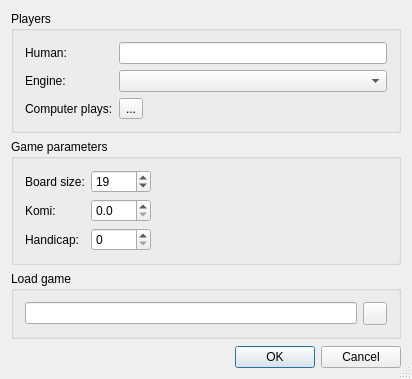
First picture: the form in src/newaigamedlg_gui.ui, repository bernds/q5Go, before the edit.
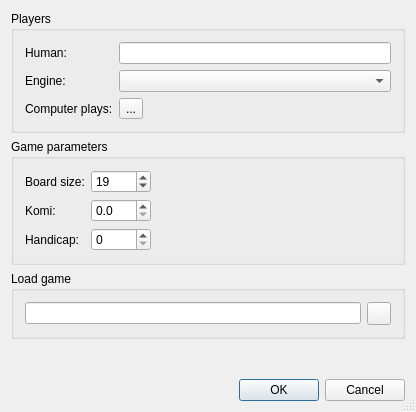
Second picture: the form after the edit. Icons and pictures are not drawn. Custom widgets are drawn as their Qt base class.

```diff
--- a/src/newaigamedlg_gui.ui
+++ b/src/newaigamedlg_gui.ui
@@ -5,6 +5,14 @@
   <property name="enabled">
    <bool>true</bool>
   </property>
+  <property name="geometry">
+   <rect>
+    <x>0</x>
+    <y>0</y>
+    <width>416</width>
+    <height>412</height>
+   </rect>
+  </property>
   <property name="sizePolicy">
    <sizepolicy hsizetype="Preferred" vsizetype="Preferred">
     <horstretch>0</horstretch>
```
Left out of the diff: 4 changed lines with no effect on the pictures.
